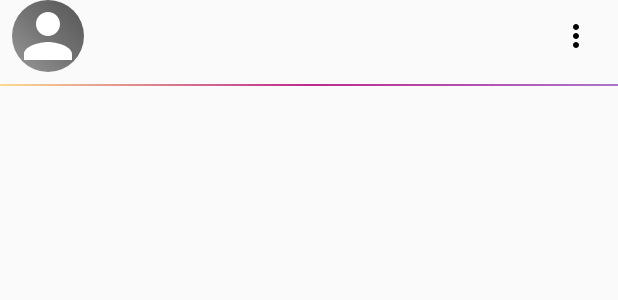
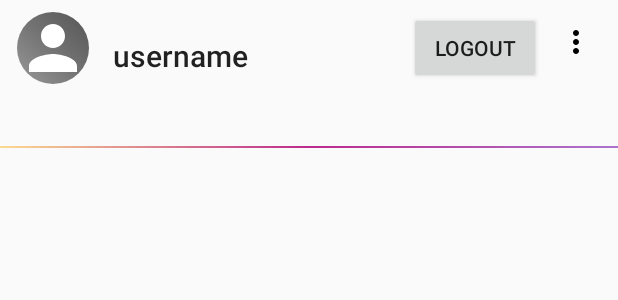
Before and after one commit to katherinelazar/Parstagram, an Android app: the layout fragment_profile.xml on its own in the app's theme, with its tools: preview values and no code run, on a phone screen of 412 x 824 dp. Shown: the top 300 px of the screen. Run offline under Robolectric (Android 15) with nearby library versions, the phone set to English and light mode, and no system bars.

Commit message:
fixed the post details view, fixed the profile and logout button. NOW IT'S DONE BOOOYA

```diff
--- a/app/src/main/java/me/katherinelazar/parstagram/MainActivity.java
+++ b/app/src/main/java/me/katherinelazar/parstagram/MainActivity.java
@@ -1,5 +1,6 @@
 package me.katherinelazar.parstagram;
 
+import android.content.Intent;
 import android.os.Bundle;
 import android.support.annotation.NonNull;
 import android.support.design.widget.BottomNavigationView;
@@ -10,13 +11,15 @@ import android.support.v4.view.ViewPager;
 import android.support.v7.app.AppCompatActivity;
 import android.view.MenuItem;
 
+import com.parse.ParseUser;
+
 import java.io.File;
 import java.util.ArrayList;
 import java.util.List;
 
 import me.katherinelazar.parstagram.model.ImagePost;
 
-public class MainActivity extends AppCompatActivity implements CameraFragment.Callback, TimeLineFragment.MainActivityListener {
+public class MainActivity extends AppCompatActivity implements CameraFragment.Callback, ProfileFragment.Callback, TimeLineFragment.MainActivityListener {
 
     final FragmentManager fragmentManager = getSupportFragmentManager();
 
@@ -55,6 +58,7 @@ public class MainActivity extends AppCompatActivity implements CameraFragment.Ca
 
 
         // Create the placeholder fragments to be passed to the ViewPager
+
 
         fragments.add(timeLineFragment);
         fragments.add(new NotYetImplementedFragment());
@@ -195,8 +199,16 @@ public class MainActivity extends AppCompatActivity implements CameraFragment.Ca
        // fragmentManager
 
 //        fragmentManager.beginTransaction().replace(R.id.action_home, detailsFragment, "TAG").commit();
-        viewPager.setCurrentItem(5);
+        viewPager.setCurrentItem(6);
 //        bottomNavigation.setSelectedItemId(R.id.action_discover);
 
     }
+
+    @Override
+    public void onLogoutClicked() {
+        ParseUser.logOutInBackground();
+
+        Intent intent = new Intent(MainActivity.this, LoginActivity.class);
+        startActivity(intent);
+    }
 }
--- a/app/src/main/java/me/katherinelazar/parstagram/ProfileFragment.java
+++ b/app/src/main/java/me/katherinelazar/parstagram/ProfileFragment.java
@@ -1,10 +1,15 @@
 package me.katherinelazar.parstagram;
 
+import android.content.Context;
 import android.os.Bundle;
 import android.support.v4.app.Fragment;
 import android.view.LayoutInflater;
 import android.view.View;
 import android.view.ViewGroup;
+import android.widget.Button;
+import android.widget.TextView;
+
+import com.parse.ParseUser;
 
 public class ProfileFragment extends Fragment {
     // The onCreateView method is called when Fragment should create its View object hierarchy,
@@ -15,11 +20,45 @@ public class ProfileFragment extends Fragment {
         return inflater.inflate(R.layout.fragment_profile, parent, false);
     }
 
+    interface Callback {
+        void onLogoutClicked();
+    }
+
+    @Override
+    public void onAttach(Context context) {
+        super.onAttach(context);
+
+        if (context instanceof Callback) {
+            logoutCallback = (Callback) context;
+        } else {
+            throw new RuntimeException(context.toString());
+        }
+    }
+
+    Button logout;
+    Callback logoutCallback;
+
+    TextView username;
+
+
+
     // This event is triggered soon after onCreateView().
     // Any view setup should occur here.  E.g., view lookups and attaching view listeners.
     @Override
     public void onViewCreated(View view, Bundle savedInstanceState) {
         // Setup any handles to view objects here
         // EditText etFoo = (EditText) view.findViewById(R.id.etFoo);
+
+        username = getView().findViewById(R.id.username_tv);
+        username.setText(ParseUser.getCurrentUser().getUsername());
+
+        logout = getView().findViewById(R.id.logout_btn);
+
+        logout.setOnClickListener(new View.OnClickListener() {
+            @Override
+            public void onClick(View view) {
+                logoutCallback.onLogoutClicked();
+            }
+        });
     }
 }
--- a/app/src/main/res/layout/fragment_profile.xml
+++ b/app/src/main/res/layout/fragment_profile.xml
@@ -1,47 +1,65 @@
 <?xml version="1.0" encoding="utf-8"?>
 <android.support.constraint.ConstraintLayout xmlns:android="http://schemas.android.com/apk/res/android"
+    xmlns:app="http://schemas.android.com/apk/res-auto"
+    xmlns:tools="http://schemas.android.com/tools"
     android:layout_width="match_parent"
-    android:layout_height="wrap_content"
-    xmlns:app="http://schemas.android.com/apk/res-auto"
-    xmlns:tools="http://schemas.android.com/tools">
+    android:layout_height="match_parent">
 
     <ImageView
         android:id="@+id/avatar_iv"
         android:layout_width="48dp"
         android:layout_height="48dp"
+        android:layout_marginBottom="8dp"
+        android:layout_marginEnd="8dp"
+        android:layout_marginLeft="8dp"
+        android:layout_marginRight="8dp"
         android:layout_marginStart="8dp"
-        app:layout_constraintBottom_toTopOf="@+id/top_guideline"
+        android:layout_marginTop="8dp"
+        app:layout_constraintBottom_toBottomOf="parent"
         app:layout_constraintEnd_toEndOf="parent"
-        app:srcCompat="@drawable/ic_placeholder_circle"
-        app:layout_constraintHorizontal_bias="0.0"
+        app:layout_constraintHorizontal_bias="0.01"
         app:layout_constraintStart_toStartOf="parent"
-        app:layout_constraintTop_toTopOf="parent" />
+        app:layout_constraintTop_toTopOf="parent"
+        app:layout_constraintVertical_bias="0.0"
+        app:srcCompat="@drawable/ic_placeholder_circle" />
 
     <TextView
         android:id="@+id/username_tv"
         android:layout_width="wrap_content"
         android:layout_height="wrap_content"
+        android:layout_marginBottom="8dp"
         android:layout_marginEnd="8dp"
-        android:layout_marginStart="16dp"
+        android:layout_marginLeft="8dp"
+        android:layout_marginRight="8dp"
+        android:layout_marginStart="8dp"
+        android:layout_marginTop="8dp"
+        android:text="username"
         android:textAppearance="@style/TextAppearance.AppCompat.Title"
-        app:layout_constraintBottom_toBottomOf="@+id/avatar_iv"
-        app:layout_constraintEnd_toStartOf="@+id/menu_iv"
-        app:layout_constraintHorizontal_bias="0.0"
-        app:layout_constraintStart_toEndOf="@+id/avatar_iv"
-        app:layout_constraintTop_toTopOf="parent" />
+        app:layout_constraintBottom_toBottomOf="parent"
+        app:layout_constraintEnd_toEndOf="parent"
+        app:layout_constraintHorizontal_bias="0.22"
+        app:layout_constraintStart_toStartOf="parent"
+        app:layout_constraintTop_toTopOf="parent"
+        app:layout_constraintVertical_bias="0.01999998" />
 
     <ImageView
         android:id="@+id/menu_iv"
         android:layout_width="wrap_content"
         android:layout_height="wrap_content"
+        android:layout_marginBottom="8dp"
         android:layout_marginEnd="8dp"
+        android:layout_marginLeft="8dp"
+        android:layout_marginRight="8dp"
+        android:layout_marginStart="8dp"
+        android:layout_marginTop="8dp"
         android:padding="8dp"
         android:scaleType="fitCenter"
-        app:layout_constraintBottom_toBottomOf="@+id/avatar_iv"
+        app:layout_constraintBottom_toBottomOf="parent"
         app:layout_constraintEnd_toEndOf="parent"
         app:layout_constraintHorizontal_bias="1.0"
         app:layout_constraintStart_toStartOf="parent"
         app:layout_constraintTop_toTopOf="parent"
+        app:layout_constraintVertical_bias="0.0"
         app:srcCompat="@drawable/menu_dots_vert_24dp" />
 
     <View
@@ -53,6 +71,25 @@
         app:layout_constraintBottom_toBottomOf="parent"
         app:layout_constraintEnd_toEndOf="parent"
         app:layout_constraintStart_toStartOf="parent"
-        app:layout_constraintTop_toBottomOf="@+id/avatar_iv" />
+        app:layout_constraintTop_toTopOf="parent"
+        app:layout_constraintVertical_bias="0.110000014" />
+
+    <Button
+        android:id="@+id/logout_btn"
+        android:layout_width="wrap_content"
+        android:layout_height="wrap_content"
+        android:layout_marginBottom="8dp"
+        android:layout_marginEnd="8dp"
+        android:layout_marginLeft="8dp"
+        android:layout_marginRight="8dp"
+        android:layout_marginStart="8dp"
+        android:layout_marginTop="8dp"
+        android:text="Logout"
+        app:layout_constraintBottom_toBottomOf="parent"
+        app:layout_constraintEnd_toEndOf="parent"
+        app:layout_constraintHorizontal_bias="0.86"
+        app:layout_constraintStart_toStartOf="parent"
+        app:layout_constraintTop_toTopOf="parent"
+        app:layout_constraintVertical_bias="0.0" />
 
 </android.support.constraint.ConstraintLayout>
```
